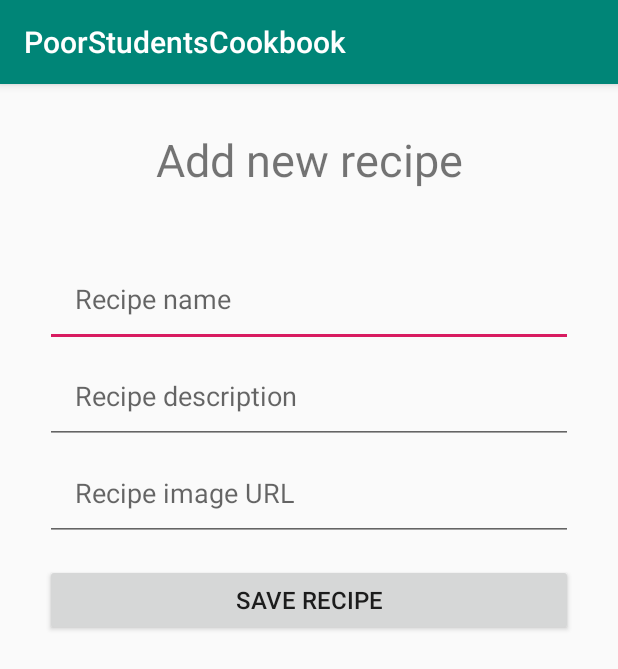
After one commit to ikordic/PoorStudentsCookbook, an Android app: the AddNewRecipeActivity screen opened directly, with no data from a screen before it, on a phone screen of 412 x 824 dp. The commit adds this screen. Shown: the top 669 px of the screen. Run offline under Robolectric (Android 15) with nearby library versions, the phone set to English and light mode, and no system bars; our stand-ins replace Firebase (no records; nobody signed in at launch, a user with empty details on screens opened directly).

Commit message:
AddNewRecipeActivity added, deleting recipes added.

```diff
--- a/app/src/main/AndroidManifest.xml
+++ b/app/src/main/AndroidManifest.xml
@@ -12,7 +12,8 @@
         android:roundIcon="@mipmap/ic_launcher_round"
         android:supportsRtl="true"
         android:theme="@style/AppTheme">
-        <activity android:name=".RecipeActivity"></activity>
+        <activity android:name=".AddNewRecipeActivity"></activity>
+        <activity android:name=".RecipeActivity" />
         <activity android:name=".RegisterActivity" />
         <activity android:name=".RecipeCardViewActivity">
             <intent-filter>
--- /dev/null
+++ b/app/src/main/java/com/kordic/ivan/poorstudentscookbook/AddNewRecipeActivity.java
@@ -0,0 +1,78 @@
+package com.kordic.ivan.poorstudentscookbook;
+
+import android.support.annotation.NonNull;
+import android.support.v7.app.AppCompatActivity;
+import android.os.Bundle;
+import android.view.View;
+import android.widget.Button;
+import android.widget.EditText;
+import android.widget.Toast;
+
+import com.google.android.gms.tasks.OnFailureListener;
+import com.google.android.gms.tasks.OnSuccessListener;
+import com.google.firebase.firestore.CollectionReference;
+import com.google.firebase.firestore.DocumentReference;
+import com.google.firebase.firestore.FirebaseFirestore;
+import com.kordic.ivan.poorstudentscookbook.Model.Recipe;
+
+public class AddNewRecipeActivity extends AppCompatActivity
+{
+
+    //16:00 -
+
+    private FirebaseFirestore db = FirebaseFirestore.getInstance();
+    private CollectionReference recipeRef = db.collection("Recipe");
+
+    private EditText editTextNewRecipeName;
+    private EditText editTextNewRecipeDescription;
+    private EditText editTextNewRecipeImageUrl;
+    private Button buttonSaveNewRecipe;
+
+    @Override
+    protected void onCreate(Bundle savedInstanceState)
+    {
+        super.onCreate(savedInstanceState);
+        setContentView(R.layout.activity_add_new_recipe);
+
+        this.editTextNewRecipeName = findViewById(R.id.editTextNewRecipeName);
+        this.editTextNewRecipeDescription = findViewById(R.id.editTextNewRecipeDescription);
+        this.editTextNewRecipeImageUrl = findViewById(R.id.editTextNewRecipeImageUrl);
+        this.buttonSaveNewRecipe = findViewById(R.id.buttonSaveNewRecipe);
+
+        buttonSaveNewRecipe.setOnClickListener(new View.OnClickListener()
+        {
+            @Override
+            public void onClick(View view)
+            {
+                String newRecipeName = editTextNewRecipeName.getText().toString();
+                String newRecipeDescription = editTextNewRecipeDescription.getText().toString();
+                String newRecipeImageUrl = editTextNewRecipeImageUrl.getText().toString();
+
+                if(newRecipeName.trim().isEmpty() || newRecipeDescription.trim().isEmpty())
+                {
+                    Toast.makeText(AddNewRecipeActivity.this, "Recipe name and description must be filled!", Toast.LENGTH_SHORT).show();
+                    return;
+                }
+                recipeRef
+                        .add(new Recipe(newRecipeName, newRecipeDescription, newRecipeImageUrl))
+                        .addOnSuccessListener(new OnSuccessListener<DocumentReference>()
+                        {
+                            @Override
+                            public void onSuccess(DocumentReference documentReference)
+                            {
+                                Toast.makeText(AddNewRecipeActivity.this, "Recipe added!", Toast.LENGTH_SHORT).show();
+                                finish();
+                            }
+                        })
+                        .addOnFailureListener(new OnFailureListener()
+                        {
+                            @Override
+                            public void onFailure(@NonNull Exception e)
+                            {
+                                Toast.makeText(AddNewRecipeActivity.this, "Error: " + e, Toast.LENGTH_SHORT).show();
+                            }
+                        });
+            }
+        });
+    }
+}
--- /dev/null
+++ b/app/src/main/res/layout/activity_add_new_recipe.xml
@@ -0,0 +1,66 @@
+<?xml version="1.0" encoding="utf-8"?>
+<LinearLayout xmlns:android="http://schemas.android.com/apk/res/android"
+    xmlns:app="http://schemas.android.com/apk/res-auto"
+    xmlns:tools="http://schemas.android.com/tools"
+    android:layout_width="match_parent"
+    android:layout_height="match_parent"
+    android:orientation="vertical"
+    tools:context=".AddNewRecipeActivity">
+
+    <TextView
+        android:id="@+id/textViewNewRecipe"
+        android:layout_width="match_parent"
+        android:layout_height="wrap_content"
+        android:layout_marginLeft="30dp"
+        android:layout_marginRight="30dp"
+        android:layout_marginTop="30dp"
+        android:textSize="30sp"
+        android:textAlignment="center"
+        android:text="Add new recipe" />
+
+    <EditText
+        android:id="@+id/editTextNewRecipeName"
+        android:layout_width="match_parent"
+        android:layout_height="wrap_content"
+        android:layout_marginLeft="30dp"
+        android:layout_marginTop="40dp"
+        android:layout_marginRight="30dp"
+        android:hint="Recipe name"
+        android:inputType="textEmailAddress"
+        android:padding="20dp"
+        android:textSize="18sp" />
+
+    <EditText
+        android:id="@+id/editTextNewRecipeDescription"
+        android:layout_width="match_parent"
+        android:layout_height="wrap_content"
+        android:layout_marginLeft="30dp"
+        android:layout_marginRight="30dp"
+        android:hint="Recipe description"
+        android:inputType="textLongMessage"
+        android:padding="20dp"
+        android:textSize="18sp" />
+
+    <EditText
+        android:id="@+id/editTextNewRecipeImageUrl"
+        android:layout_width="match_parent"
+        android:layout_height="wrap_content"
+        android:layout_marginLeft="30dp"
+        android:layout_marginRight="30dp"
+        android:hint="Recipe image URL"
+        android:inputType="textLongMessage"
+        android:padding="20dp"
+        android:textSize="18sp"
+        tools:ignore="TextFields" />
+
+    <Button
+        android:id="@+id/buttonSaveNewRecipe"
+        android:layout_width="match_parent"
+        android:layout_height="wrap_content"
+        android:layout_marginTop="15dp"
+        android:layout_marginLeft="30dp"
+        android:layout_marginRight="30dp"
+        android:textSize="16sp"
+        android:text="Save recipe" />
+
+</LinearLayout>
```
Also changed, not shown: app/src/main/java/com/kordic/ivan/poorstudentscookbook/Adapter/RecipeAdapter.java (+32 -1 lines), app/src/main/java/com/kordic/ivan/poorstudentscookbook/RecipeCardViewActivity.java (+32 -2 lines), app/src/main/res/layout/activity_recipe_card_view.xml (+16 -1 lines).
